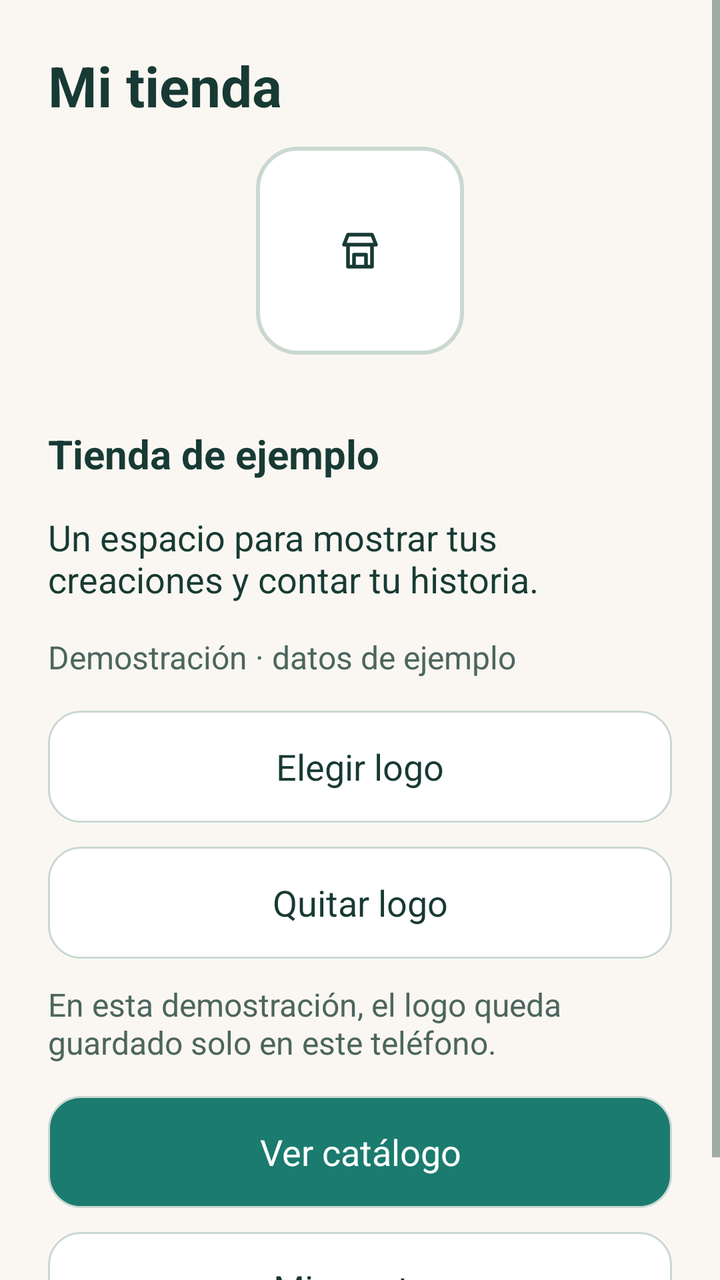
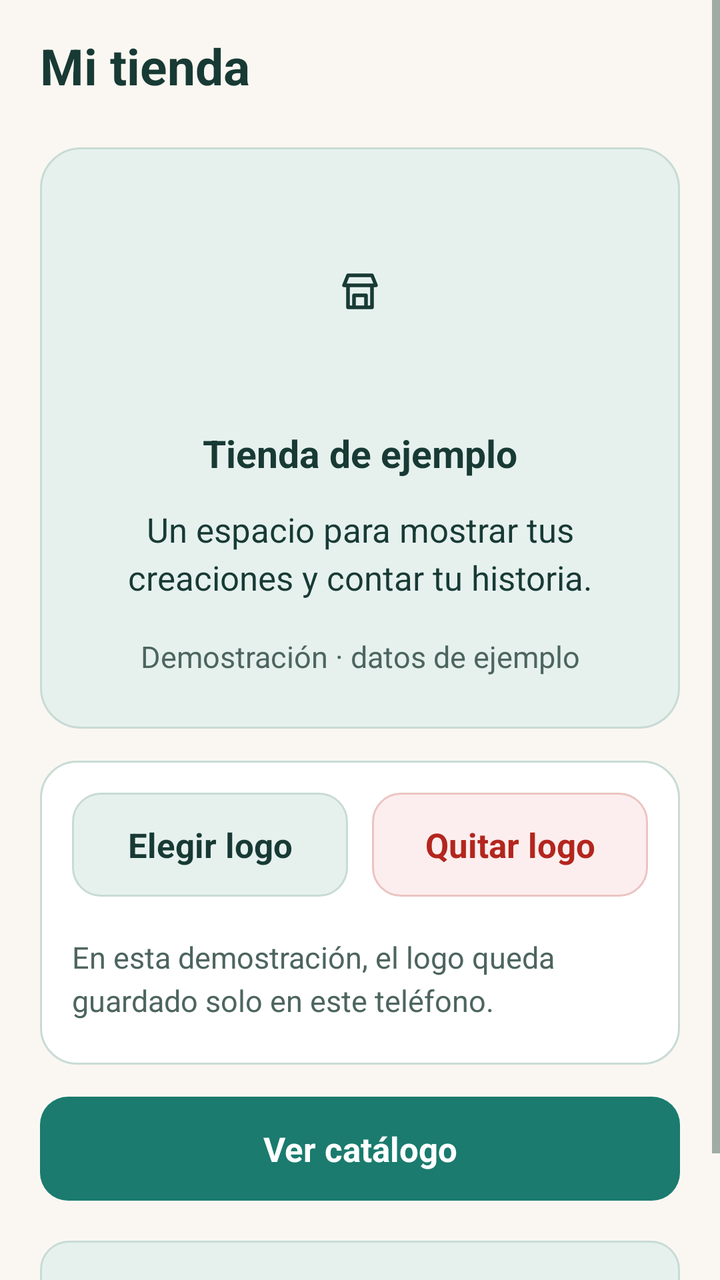

An Android layout rendered at two revisions. The XML below is the earlier revision; the diff shows what the commit changed to produce the second picture.
<!-- AndroidManifest.xml: application theme Theme.ConectaSur -->
<!-- res/layout/screen_store.xml -->
<?xml version='1.0' encoding='utf-8'?>
<ScrollView xmlns:android="http://schemas.android.com/apk/res/android" xmlns:tools="http://schemas.android.com/tools" android:id="@+id/page_scroll" android:layout_width="match_parent" android:layout_height="match_parent" android:fillViewport="true" tools:theme="@style/Theme.ConectaSur">
    <LinearLayout android:layout_width="match_parent" android:layout_height="wrap_content" android:orientation="vertical" android:padding="24dp">
        <TextView android:id="@+id/page_title" style="@style/ConectaSur.Title" android:layout_width="match_parent" android:layout_height="wrap_content" android:text="@string/store_title" />
        <ImageView android:id="@+id/store_logo" android:layout_width="104dp" android:layout_height="104dp" android:layout_gravity="center_horizontal" android:layout_marginBottom="20dp" android:background="@drawable/card_surface" android:padding="12dp" android:scaleType="centerInside" android:src="@drawable/ic_shop_logo" android:contentDescription="@string/store_logo" />
        <TextView android:id="@+id/store_name" style="@style/ConectaSur.Section" android:layout_width="match_parent" android:layout_height="wrap_content" android:text="@string/store_name" />
        <TextView android:id="@+id/store_description" style="@style/ConectaSur.Body" android:layout_width="match_parent" android:layout_height="wrap_content" android:text="@string/store_description" />
        <TextView android:id="@+id/store_demo" style="@style/ConectaSur.Label" android:layout_width="match_parent" android:layout_height="wrap_content" android:text="@string/demo" />
        <Button android:id="@+id/change_logo" style="@style/ConectaSur.Button" android:layout_width="match_parent" android:layout_height="wrap_content" android:text="@string/change_logo" />
        <Button android:id="@+id/remove_logo" style="@style/ConectaSur.Button" android:layout_width="match_parent" android:layout_height="wrap_content" android:text="@string/remove_logo" />
        <TextView android:id="@+id/local_logo_note" style="@style/ConectaSur.Label" android:layout_width="match_parent" android:layout_height="wrap_content" android:text="@string/local_logo_note" />
        <Button android:id="@+id/store_contact" style="@style/ConectaSur.Button.Primary" android:layout_width="match_parent" android:layout_height="wrap_content" android:text="Contactar a la tienda" android:visibility="gone" />
        <Button android:id="@+id/store_catalog" style="@style/ConectaSur.Button.Primary" android:layout_width="match_parent" android:layout_height="wrap_content" android:text="@string/store_catalog" />
        <Button android:id="@+id/store_sales" style="@style/ConectaSur.Button" android:layout_width="match_parent" android:layout_height="wrap_content" android:text="@string/store_sales" />
    </LinearLayout>
</ScrollView>
<!-- resources referenced by this layout -->
<resources>
  <!-- drawable card_surface (drawable) -->
  <?xml version='1.0' encoding='utf-8'?>
  <shape xmlns:android="http://schemas.android.com/apk/res/android">
      <solid android:color="?attr/appSurface" />
      <stroke android:width="2dp" android:color="?attr/appBorder" />
      <corners android:radius="20dp" />
  </shape>
  <style name="ConectaSur.Body" parent="android:Widget.TextView">
          <item name="android:textSize">18sp</item>
          <item name="android:textColor">?attr/appInk</item>
          <item name="android:layout_marginBottom">16dp</item>
      </style>
  <style name="ConectaSur.Button" parent="android:Widget.Button">
          <item name="android:background">@drawable/button_outline</item>
          <item name="android:textColor">?attr/appInk</item>
          <item name="android:textSize">18sp</item>
          <item name="android:textAllCaps">false</item>
          <item name="android:minHeight">56dp</item>
          <item name="android:paddingStart">16dp</item>
          <item name="android:paddingEnd">16dp</item>
          <item name="android:paddingTop">12dp</item>
          <item name="android:paddingBottom">12dp</item>
          <item name="android:layout_marginBottom">12dp</item>
          <item name="android:drawablePadding">12dp</item>
          <item name="android:stateListAnimator">@null</item>
      </style>
  <style name="ConectaSur.Label" parent="ConectaSur.Body">
          <item name="android:textSize">16sp</item>
          <item name="android:textColor">?attr/appMuted</item>
      </style>
  <style name="ConectaSur.Section" parent="ConectaSur.Body">
          <item name="android:textSize">20sp</item>
          <item name="android:textStyle">bold</item>
          <item name="android:layout_marginTop">16dp</item>
      </style>
  <style name="ConectaSur.Title" parent="android:Widget.TextView">
          <item name="android:textSize">28sp</item>
          <item name="android:textStyle">bold</item>
          <item name="android:textColor">?attr/appInk</item>
          <item name="android:layout_marginBottom">12dp</item>
      </style>
  <style name="Theme.ConectaSur" parent="android:style/Theme.Material.Light.NoActionBar">
          <item name="android:fontFamily">sans-serif</item>
          <item name="android:windowLightStatusBar">true</item>
          <item name="android:colorAccent">@color/conectasur_forest</item>
          <item name="android:windowBackground">@color/conectasur_cream</item>
          <item name="android:colorBackground">@color/conectasur_cream</item>
          <item name="android:textColorPrimary">@color/conectasur_ink</item>
          <item name="android:textColorSecondary">#4D655F</item>
          <item name="appInk">@color/conectasur_ink</item>
          <item name="appMuted">#4D655F</item>
          <item name="appSurface">#FFFFFF</item>
          <item name="appPrimary">@color/conectasur_forest</item>
          <item name="appBorder">#CAD8D1</item>
      </style>
  <!-- drawable button_outline (drawable) -->
  <?xml version='1.0' encoding='utf-8'?>
  <selector xmlns:android="http://schemas.android.com/apk/res/android">
      <item android:state_pressed="true">
          <shape>
              <solid android:color="#DCEDE6" />
              <corners android:radius="16dp" />
              <stroke android:width="3dp" android:color="?attr/appInk" />
          </shape>
      </item>
      <item android:state_focused="true">
          <shape>
              <solid android:color="?attr/appSurface" />
              <corners android:radius="16dp" />
              <stroke android:width="3dp" android:color="#A85D17" />
          </shape>
      </item>
      <item android:state_selected="true">
          <shape>
              <solid android:color="?attr/appSurface" />
              <corners android:radius="16dp" />
              <stroke android:width="3dp" android:color="?attr/appPrimary" />
          </shape>
      </item>
      <item>
          <shape>
              <solid android:color="?attr/appSurface" />
              <corners android:radius="16dp" />
              <stroke android:width="1dp" android:color="?attr/appBorder" />
          </shape>
      </item>
  </selector>
  <!-- drawable button_primary (drawable) -->
  <?xml version='1.0' encoding='utf-8'?>
  <selector xmlns:android="http://schemas.android.com/apk/res/android">
      <item android:state_pressed="true">
          <shape>
              <solid android:color="#10544C" />
              <corners android:radius="16dp" />
              <stroke android:width="3dp" android:color="?attr/appInk" />
          </shape>
      </item>
      <item android:state_focused="true">
          <shape>
              <solid android:color="?attr/appPrimary" />
              <corners android:radius="16dp" />
              <stroke android:width="3dp" android:color="#FFFFFF" />
          </shape>
      </item>
      <item>
          <shape>
              <solid android:color="?attr/appPrimary" />
              <corners android:radius="16dp" />
              <stroke android:width="1dp" android:color="?attr/appBorder" />
          </shape>
      </item>
  </selector>
  <!-- unchanged entries left out for length: 15 -->
</resources>

<!-- the commit's change to res/layout/screen_store.xml (unified diff, before → after) -->
@@ -1,16 +1,186 @@
-<?xml version='1.0' encoding='utf-8'?>
-<ScrollView xmlns:android="http://schemas.android.com/apk/res/android" xmlns:tools="http://schemas.android.com/tools" android:id="@+id/page_scroll" android:layout_width="match_parent" android:layout_height="match_parent" android:fillViewport="true" tools:theme="@style/Theme.ConectaSur">
-    <LinearLayout android:layout_width="match_parent" android:layout_height="wrap_content" android:orientation="vertical" android:padding="24dp">
-        <TextView android:id="@+id/page_title" style="@style/ConectaSur.Title" android:layout_width="match_parent" android:layout_height="wrap_content" android:text="@string/store_title" />
-        <ImageView android:id="@+id/store_logo" android:layout_width="104dp" android:layout_height="104dp" android:layout_gravity="center_horizontal" android:layout_marginBottom="20dp" android:background="@drawable/card_surface" android:padding="12dp" android:scaleType="centerInside" android:src="@drawable/ic_shop_logo" android:contentDescription="@string/store_logo" />
-        <TextView android:id="@+id/store_name" style="@style/ConectaSur.Section" android:layout_width="match_parent" android:layout_height="wrap_content" android:text="@string/store_name" />
-        <TextView android:id="@+id/store_description" style="@style/ConectaSur.Body" android:layout_width="match_parent" android:layout_height="wrap_content" android:text="@string/store_description" />
-        <TextView android:id="@+id/store_demo" style="@style/ConectaSur.Label" android:layout_width="match_parent" android:layout_height="wrap_content" android:text="@string/demo" />
-        <Button android:id="@+id/change_logo" style="@style/ConectaSur.Button" android:layout_width="match_parent" android:layout_height="wrap_content" android:text="@string/change_logo" />
-        <Button android:id="@+id/remove_logo" style="@style/ConectaSur.Button" android:layout_width="match_parent" android:layout_height="wrap_content" android:text="@string/remove_logo" />
-        <TextView android:id="@+id/local_logo_note" style="@style/ConectaSur.Label" android:layout_width="match_parent" android:layout_height="wrap_content" android:text="@string/local_logo_note" />
-        <Button android:id="@+id/store_contact" style="@style/ConectaSur.Button.Primary" android:layout_width="match_parent" android:layout_height="wrap_content" android:text="Contactar a la tienda" android:visibility="gone" />
-        <Button android:id="@+id/store_catalog" style="@style/ConectaSur.Button.Primary" android:layout_width="match_parent" android:layout_height="wrap_content" android:text="@string/store_catalog" />
-        <Button android:id="@+id/store_sales" style="@style/ConectaSur.Button" android:layout_width="match_parent" android:layout_height="wrap_content" android:text="@string/store_sales" />
+<?xml version="1.0" encoding="utf-8"?>
+<ScrollView xmlns:android="http://schemas.android.com/apk/res/android"
+    xmlns:tools="http://schemas.android.com/tools"
+    android:id="@+id/page_scroll"
+    android:layout_width="match_parent"
+    android:layout_height="match_parent"
+    android:background="?attr/appBackground"
+    android:fillViewport="true"
+    tools:theme="@style/Theme.ConectaSur">
+
+    <LinearLayout
+        android:layout_width="match_parent"
+        android:layout_height="wrap_content"
+        android:orientation="vertical"
+        android:paddingHorizontal="@dimen/space_lg"
+        android:paddingTop="@dimen/space_md"
+        android:paddingBottom="@dimen/space_xl">
+
+        <TextView
+            android:id="@+id/page_title"
+            style="@style/ConectaSur.Title"
+            android:layout_width="match_parent"
+            android:layout_height="wrap_content"
+            android:text="@string/store_title" />
+
+        
+        <LinearLayout
+            android:layout_width="match_parent"
+            android:layout_height="wrap_content"
+            android:layout_marginTop="@dimen/space_md"
+            android:background="@drawable/card_surface_owner_header"
+            android:gravity="center_horizontal"
+            android:orientation="vertical"
+            android:padding="@dimen/space_lg">
+
+            <ImageView
+                android:id="@+id/store_logo"
+                android:layout_width="104dp"
+                android:layout_height="104dp"
+                android:background="@drawable/photo_frame_bg"
+                android:clipToOutline="true"
+                android:contentDescription="@string/store_logo"
+                android:padding="10dp"
+                android:scaleType="centerInside"
+                android:src="@drawable/ic_shop_logo" />
+
+            <TextView
+                android:id="@+id/store_name"
+                style="@style/ConectaSur.Section"
+                android:layout_width="match_parent"
+                android:layout_height="wrap_content"
+                android:layout_marginTop="@dimen/space_md"
+                android:gravity="center"
+                android:text="@string/store_name" />
+
+            <TextView
+                android:id="@+id/store_description"
+                style="@style/ConectaSur.Body"
+                android:layout_width="match_parent"
+                android:layout_height="wrap_content"
+                android:layout_marginTop="@dimen/space_xs"
+                android:gravity="center"
+                android:text="@string/store_description" />
+
+            <TextView
+                android:id="@+id/store_demo"
+                style="@style/ConectaSur.Label"
+                android:layout_width="match_parent"
+                android:layout_height="wrap_content"
+                android:layout_marginTop="@dimen/space_xs"
+                android:gravity="center"
+                android:text="@string/demo" />
+        </LinearLayout>
+
+        
+        <LinearLayout
+            android:layout_width="match_parent"
+            android:layout_height="wrap_content"
+            android:layout_marginTop="@dimen/space_md"
+            android:background="@drawable/card_surface"
+            android:orientation="vertical"
+            android:padding="@dimen/space_md">
+
+            <LinearLayout
+                android:layout_width="match_parent"
+                android:layout_height="wrap_content"
+                android:orientation="horizontal">
+
+                <Button
+                    android:id="@+id/change_logo"
+                    style="@style/ConectaSur.Button.Tonal"
+                    android:layout_width="0dp"
+                    android:layout_height="wrap_content"
+                    android:layout_marginEnd="@dimen/space_xs"
+                    android:layout_weight="1"
+                    android:text="@string/change_logo" />
+
+                <Button
+                    android:id="@+id/remove_logo"
+                    style="@style/ConectaSur.Button.Danger"
+                    android:layout_width="0dp"
+                    android:layout_height="wrap_content"
+                    android:layout_marginStart="@dimen/space_xs"
+                    android:layout_weight="1"
+                    android:text="@string/remove_logo" />
+            </LinearLayout>
+
+            <TextView
+                android:id="@+id/local_logo_note"
+                style="@style/ConectaSur.Label"
+                android:layout_width="match_parent"
+                android:layout_height="wrap_content"
+                android:layout_marginTop="@dimen/space_sm"
+                android:text="@string/local_logo_note" />
+        </LinearLayout>
+
+        
+        <LinearLayout
+            android:id="@+id/store_pickup_card"
+            android:layout_width="match_parent"
+            android:layout_height="wrap_content"
+            android:layout_marginTop="@dimen/space_md"
+            android:background="@drawable/card_surface"
+            android:orientation="vertical"
+            android:padding="@dimen/space_md"
+            android:visibility="gone">
+
+            <TextView
+                style="@style/ConectaSur.Label"
+                android:layout_width="match_parent"
+                android:layout_height="wrap_content"
+                android:text="Punto de retiro o feria" />
+
+            <TextView
+                android:id="@+id/store_pickup_text"
+                style="@style/ConectaSur.Body"
+                android:layout_width="match_parent"
+                android:layout_height="wrap_content"
+                android:layout_marginTop="4dp" />
+
+            <Button
+                android:id="@+id/store_pickup_directions"
+                style="@style/ConectaSur.Button.Tonal"
+                android:layout_width="match_parent"
+                android:layout_height="wrap_content"
+                android:layout_marginTop="@dimen/space_sm"
+                android:minHeight="48dp"
+                android:text="Cómo llegar en mapa" />
+        </LinearLayout>
+
+        <Button
+            android:id="@+id/store_contact"
+            style="@style/ConectaSur.Button.Primary"
+            android:layout_width="match_parent"
+            android:layout_height="wrap_content"
+            android:layout_marginTop="@dimen/space_md"
+            android:text="Contactar a la tienda"
+            android:visibility="gone" />
+
+        <Button
+            android:id="@+id/store_share_qr"
+            style="@style/ConectaSur.Button.Tonal"
+            android:layout_width="match_parent"
+            android:layout_height="wrap_content"
+            android:layout_marginTop="@dimen/space_sm"
+            android:minHeight="48dp"
+            android:text="Compartir tienda / QR"
+            android:visibility="gone" />
+
+        <Button
+            android:id="@+id/store_catalog"
+            style="@style/ConectaSur.Button.Primary"
+            android:layout_width="match_parent"
+            android:layout_height="wrap_content"
+            android:layout_marginTop="@dimen/space_md"
+            android:text="@string/store_catalog" />
+
+        <Button
+            android:id="@+id/store_sales"
+            style="@style/ConectaSur.Button.Tonal"
+            android:layout_width="match_parent"
+            android:layout_height="wrap_content"
+            android:layout_marginTop="@dimen/space_sm"
+            android:text="@string/store_sales" />
     </LinearLayout>
 </ScrollView>
<!-- resource entries referenced after the edit -->
@@ -1,117 +1,200 @@
 <!-- resources referenced by this layout -->
 <resources>
+  <dimen name="space_lg">20dp</dimen>
+  <dimen name="space_md">16dp</dimen>
+  <dimen name="space_sm">10dp</dimen>
+  <dimen name="space_xl">28dp</dimen>
+  <dimen name="space_xs">6dp</dimen>
   <!-- drawable card_surface (drawable) -->
-  <?xml version='1.0' encoding='utf-8'?>
+  <?xml version="1.0" encoding="utf-8"?>
   <shape xmlns:android="http://schemas.android.com/apk/res/android">
       <solid android:color="?attr/appSurface" />
-      <stroke android:width="2dp" android:color="?attr/appBorder" />
+      <stroke android:width="1dp" android:color="?attr/appBorder" />
+      <corners android:radius="18dp" />
+  </shape>
+  <!-- drawable card_surface_owner_header (drawable) -->
+  <?xml version="1.0" encoding="utf-8"?>
+  <shape xmlns:android="http://schemas.android.com/apk/res/android">
+      <solid android:color="@color/conectasur_forest_soft" />
+      <stroke android:width="1dp" android:color="@color/conectasur_forest_border" />
       <corners android:radius="20dp" />
   </shape>
+  <!-- drawable photo_frame_bg (drawable) -->
+  <?xml version="1.0" encoding="utf-8"?>
+  <shape xmlns:android="http://schemas.android.com/apk/res/android">
+      <solid android:color="@color/conectasur_forest_soft" />
+      <corners android:radius="14dp" />
+  </shape>
   <style name="ConectaSur.Body" parent="android:Widget.TextView">
-          <item name="android:textSize">18sp</item>
-          <item name="android:textColor">?attr/appInk</item>
-          <item name="android:layout_marginBottom">16dp</item>
+          <item name="android:textSize">17sp</item>
+          <item name="android:textColor">?attr/appInk</item>
+          <item name="android:lineSpacingMultiplier">1.2</item>
+          <item name="android:layout_marginBottom">12dp</item>
+      </style>
+  <style name="ConectaSur.Button.Danger" parent="ConectaSur.Button">
+          <item name="android:background">@drawable/button_danger_tonal</item>
+          <item name="android:textColor">@color/conectasur_danger</item>
+      </style>
+  <style name="ConectaSur.Button.Tonal" parent="ConectaSur.Button">
+          <item name="android:background">@drawable/button_tonal</item>
+          <item name="android:textColor">?attr/appInk</item>
       </style>
   <style name="ConectaSur.Button" parent="android:Widget.Button">
           <item name="android:background">@drawable/button_outline</item>
           <item name="android:textColor">?attr/appInk</item>
-          <item name="android:textSize">18sp</item>
+          <item name="android:textSize">17sp</item>
+          <item name="android:textStyle">bold</item>
           <item name="android:textAllCaps">false</item>
-          <item name="android:minHeight">56dp</item>
+          <item name="android:minHeight">52dp</item>
           <item name="android:paddingStart">16dp</item>
           <item name="android:paddingEnd">16dp</item>
-          <item name="android:paddingTop">12dp</item>
-          <item name="android:paddingBottom">12dp</item>
-          <item name="android:layout_marginBottom">12dp</item>
-          <item name="android:drawablePadding">12dp</item>
+          <item name="android:paddingTop">10dp</item>
+          <item name="android:paddingBottom">10dp</item>
+          <item name="android:layout_marginBottom">10dp</item>
+          <item name="android:drawablePadding">10dp</item>
           <item name="android:stateListAnimator">@null</item>
       </style>
+  <!-- drawable button_danger_tonal (drawable) -->
+  <?xml version="1.0" encoding="utf-8"?>
+  <selector xmlns:android="http://schemas.android.com/apk/res/android">
+      <item android:state_pressed="true">
+          <shape>
+              <solid android:color="#F7D8D6" />
+              <corners android:radius="14dp" />
+              <stroke android:width="2dp" android:color="@color/conectasur_danger" />
+          </shape>
+      </item>
+      <item>
+          <shape>
+              <solid android:color="@color/conectasur_danger_soft" />
+              <corners android:radius="14dp" />
+              <stroke android:width="1dp" android:color="@color/conectasur_danger_border" />
+          </shape>
+      </item>
+  </selector>
+  <color name="conectasur_danger">#B3261E</color>
   <style name="ConectaSur.Label" parent="ConectaSur.Body">
-          <item name="android:textSize">16sp</item>
+          <item name="android:textSize">15sp</item>
           <item name="android:textColor">?attr/appMuted</item>
+          <item name="android:layout_marginBottom">6dp</item>
       </style>
   <style name="ConectaSur.Section" parent="ConectaSur.Body">
-          <item name="android:textSize">20sp</item>
+          <item name="android:textSize">19sp</item>
           <item name="android:textStyle">bold</item>
-          <item name="android:layout_marginTop">16dp</item>
+          <item name="android:layout_marginTop">12dp</item>
+          <item name="android:layout_marginBottom">8dp</item>
       </style>
   <style name="ConectaSur.Title" parent="android:Widget.TextView">
-          <item name="android:textSize">28sp</item>
+          <item name="android:textSize">25sp</item>
           <item name="android:textStyle">bold</item>
           <item name="android:textColor">?attr/appInk</item>
-          <item name="android:layout_marginBottom">12dp</item>
+          <item name="android:lineSpacingMultiplier">1.12</item>
+          <item name="android:layout_marginBottom">8dp</item>
       </style>
   <style name="Theme.ConectaSur" parent="android:style/Theme.Material.Light.NoActionBar">
           <item name="android:fontFamily">sans-serif</item>
           <item name="android:windowLightStatusBar">true</item>
+          <item name="android:statusBarColor">@color/conectasur_cream</item>
           <item name="android:colorAccent">@color/conectasur_forest</item>
           <item name="android:windowBackground">@color/conectasur_cream</item>
           <item name="android:colorBackground">@color/conectasur_cream</item>
           <item name="android:textColorPrimary">@color/conectasur_ink</item>
-          <item name="android:textColorSecondary">#4D655F</item>
+          <item name="android:textColorSecondary">@color/conectasur_muted</item>
           <item name="appInk">@color/conectasur_ink</item>
-          <item name="appMuted">#4D655F</item>
-          <item name="appSurface">#FFFFFF</item>
+          <item name="appMuted">@color/conectasur_muted</item>
+          <item name="appSurface">@color/conectasur_surface</item>
           <item name="appPrimary">@color/conectasur_forest</item>
-          <item name="appBorder">#CAD8D1</item>
-      </style>
+          <item name="appBorder">@color/conectasur_forest_border</item>
+          <item name="appBackground">@color/conectasur_cream</item>
+      </style>
+  <color name="conectasur_forest_soft">#E6F1EE</color>
+  <color name="conectasur_forest_border">#C8DBD5</color>
   <!-- drawable button_outline (drawable) -->
-  <?xml version='1.0' encoding='utf-8'?>
-  <selector xmlns:android="http://schemas.android.com/apk/res/android">
-      <item android:state_pressed="true">
-          <shape>
-              <solid android:color="#DCEDE6" />
-              <corners android:radius="16dp" />
-              <stroke android:width="3dp" android:color="?attr/appInk" />
+  <?xml version="1.0" encoding="utf-8"?>
+  <selector xmlns:android="http://schemas.android.com/apk/res/android">
+      <item android:state_pressed="true">
+          <shape>
+              <solid android:color="#DCECE6" />
+              <corners android:radius="14dp" />
+              <stroke android:width="2dp" android:color="?attr/appInk" />
           </shape>
       </item>
       <item android:state_focused="true">
           <shape>
               <solid android:color="?attr/appSurface" />
-              <corners android:radius="16dp" />
-              <stroke android:width="3dp" android:color="#A85D17" />
+              <corners android:radius="14dp" />
+              <stroke android:width="2dp" android:color="?attr/appPrimary" />
           </shape>
       </item>
       <item android:state_selected="true">
           <shape>
+              <solid android:color="@color/conectasur_forest_soft" />
+              <corners android:radius="14dp" />
+              <stroke android:width="2dp" android:color="?attr/appPrimary" />
+          </shape>
+      </item>
+      <item>
+          <shape>
               <solid android:color="?attr/appSurface" />
-              <corners android:radius="16dp" />
-              <stroke android:width="3dp" android:color="?attr/appPrimary" />
-          </shape>
-      </item>
-      <item>
-          <shape>
-              <solid android:color="?attr/appSurface" />
-              <corners android:radius="16dp" />
-              <stroke android:width="1dp" android:color="?attr/appBorder" />
-          </shape>
-      </item>
-  </selector>
+              <corners android:radius="14dp" />
+              <stroke android:width="1.5dp" android:color="?attr/appBorder" />
+          </shape>
+      </item>
+  </selector>
+  <color name="conectasur_danger_soft">#FCEEEE</color>
+  <color name="conectasur_danger_border">#EBC4C2</color>
+  <color name="conectasur_forest_dark">#125950</color>
   <!-- drawable button_primary (drawable) -->
-  <?xml version='1.0' encoding='utf-8'?>
-  <selector xmlns:android="http://schemas.android.com/apk/res/android">
-      <item android:state_pressed="true">
-          <shape>
-              <solid android:color="#10544C" />
-              <corners android:radius="16dp" />
-              <stroke android:width="3dp" android:color="?attr/appInk" />
+  <?xml version="1.0" encoding="utf-8"?>
+  <selector xmlns:android="http://schemas.android.com/apk/res/android">
+      <item android:state_pressed="true">
+          <shape>
+              <solid android:color="@color/conectasur_forest_dark" />
+              <corners android:radius="14dp" />
+              <stroke android:width="2dp" android:color="?attr/appInk" />
           </shape>
       </item>
       <item android:state_focused="true">
           <shape>
               <solid android:color="?attr/appPrimary" />
-              <corners android:radius="16dp" />
-              <stroke android:width="3dp" android:color="#FFFFFF" />
+              <corners android:radius="14dp" />
+              <stroke android:width="2dp" android:color="#FFFFFF" />
           </shape>
       </item>
       <item>
           <shape>
               <solid android:color="?attr/appPrimary" />
-              <corners android:radius="16dp" />
-              <stroke android:width="1dp" android:color="?attr/appBorder" />
-          </shape>
-      </item>
-  </selector>
+              <corners android:radius="14dp" />
+          </shape>
+      </item>
+  </selector>
+  <!-- drawable button_tonal (drawable) -->
+  <?xml version="1.0" encoding="utf-8"?>
+  <selector xmlns:android="http://schemas.android.com/apk/res/android">
+      <item android:state_pressed="true">
+          <shape>
+              <solid android:color="#CFE4DD" />
+              <corners android:radius="14dp" />
+              <stroke android:width="2dp" android:color="?attr/appPrimary" />
+          </shape>
+      </item>
+      <item android:state_focused="true">
+          <shape>
+              <solid android:color="@color/conectasur_forest_soft" />
+              <corners android:radius="14dp" />
+              <stroke android:width="2dp" android:color="?attr/appPrimary" />
+          </shape>
+      </item>
+      <item>
+          <shape>
+              <solid android:color="@color/conectasur_forest_soft" />
+              <corners android:radius="14dp" />
+              <stroke android:width="1dp" android:color="@color/conectasur_forest_border" />
+          </shape>
+      </item>
+  </selector>
+  <color name="conectasur_muted">#4D655F</color>
+  <color name="conectasur_surface">#FFFFFF</color>
   <!-- unchanged entries left out for length: 15 -->
 </resources>
 
